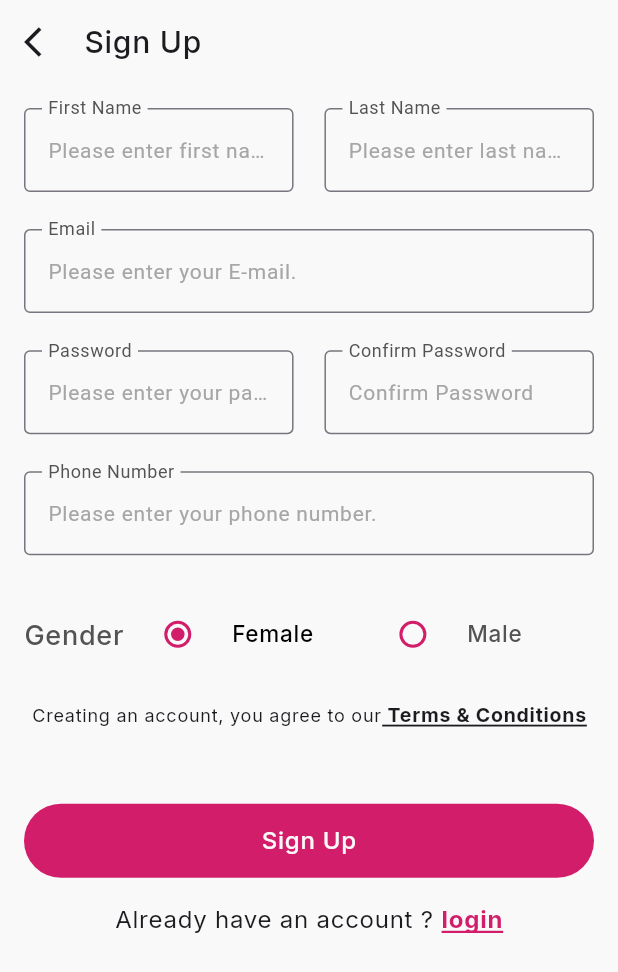
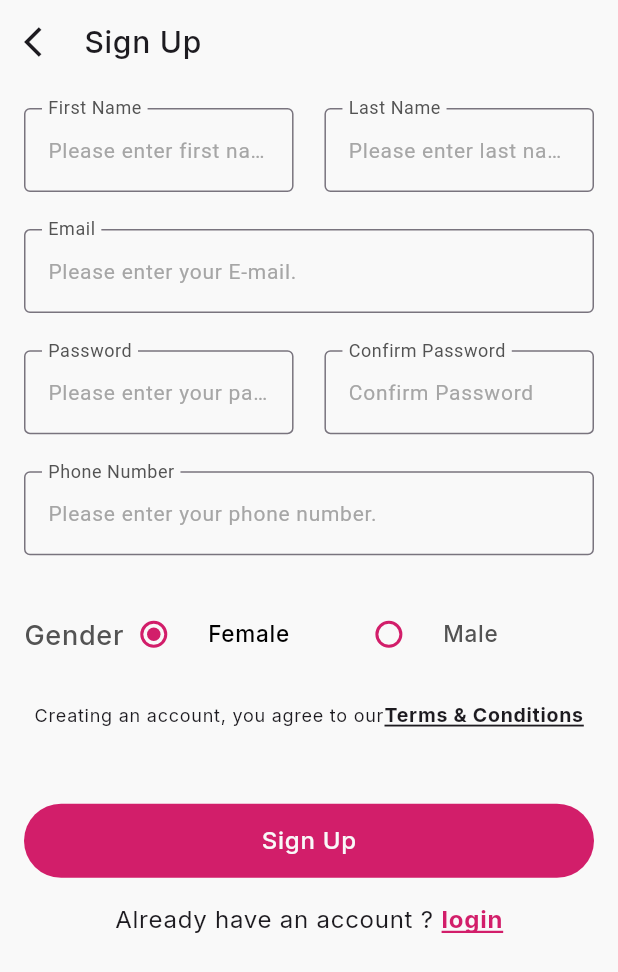
Before and after one commit to Team5-Projects-Advanced-Flutter-Elevate/flower_ecommerce_app_team5, a Flutter app: the screen it shows after launch, on a phone screen of 412 x 824 dp. Shown: the top 972 px of the screen. Run offline on Flutter 3.47's test engine with Material 3 defaults, Android fonts, the phone set to English and light mode, and no system bars; our stand-ins replace bloc, dio, easy_localization, equatable, flutter_bloc, flutter_secure_storage and 5 more; generated files the repository leaves out were written again; statements that could not run were skipped.

Commit message:
feat(register): apply reviewer changes .

```diff
--- a/lib/modules/authentication/ui/register/view/register_view.dart
+++ b/lib/modules/authentication/ui/register/view/register_view.dart
@@ -18,6 +18,8 @@ class RegisterView extends StatefulWidget {
   State<RegisterView> createState() => _RegisterViewState();
 }
 
+enum Gender { male, female }
+
 class _RegisterViewState extends BaseStatefulWidgetState<RegisterView> {
   late TextEditingController firstNameController;
   late TextEditingController lastNameController;
@@ -33,7 +35,7 @@ class _RegisterViewState extends BaseStatefulWidgetState<RegisterView> {
   late FocusNode phoneNumberFocusNode;
 
   final GlobalKey<FormState> _formKey = GlobalKey();
-  String selectedGender = 'female';
+  String selectedGender = Gender.female.toString();
 
   @override
   void initState() {
@@ -280,17 +282,19 @@ class _RegisterViewState extends BaseStatefulWidgetState<RegisterView> {
                               children: [
                                 Expanded(
                                   child: RadioListTile<String>(
+                                    contentPadding: EdgeInsets.zero,
                                     hoverColor: AppColors.transparent,
                                     title: Text(
-                                      'Female',
+                                      LocaleKeys.gender_female.tr(),
                                       style:
                                           theme.textTheme.labelSmall?.copyWith(
-                                        color: selectedGender == 'female'
+                                        color: selectedGender ==
+                                                Gender.female.toString()
                                             ? AppColors.black
                                             : AppColors.white[90],
                                       ),
                                     ),
-                                    value: 'female',
+                                    value: Gender.female.toString(),
                                     groupValue: selectedGender,
                                     onChanged: (value) {
                                       setState(() {
@@ -302,16 +306,18 @@ class _RegisterViewState extends BaseStatefulWidgetState<RegisterView> {
                                 ),
                                 Expanded(
                                   child: RadioListTile<String>(
+                                    contentPadding: EdgeInsets.zero,
                                     title: Text(
-                                      'Male',
+                                      LocaleKeys.gender_male.tr(),
                                       style:
                                           theme.textTheme.labelSmall?.copyWith(
-                                        color: selectedGender == 'male'
+                                        color: selectedGender ==
+                                                Gender.male.toString()
                                             ? AppColors.black
                                             : AppColors.white[90],
                                       ),
                                     ),
-                                    value: 'male',
+                                    value: Gender.male.toString(),
                                     groupValue: selectedGender,
                                     onChanged: (value) {
                                       setState(() {
@@ -331,6 +337,7 @@ class _RegisterViewState extends BaseStatefulWidgetState<RegisterView> {
                       ),
                       Center(
                         child: RichText(
+                          textAlign: TextAlign.center,
                           text: TextSpan(
                             children: [
                               TextSpan(
@@ -342,7 +349,7 @@ class _RegisterViewState extends BaseStatefulWidgetState<RegisterView> {
                                 alignment: PlaceholderAlignment.baseline,
                                 baseline: TextBaseline.alphabetic,
                                 child: Text(
-                                  ' ${LocaleKeys.terms.tr()} & ${LocaleKeys.conditions.tr()}',
+                                  '${LocaleKeys.terms.tr()} & ${LocaleKeys.conditions.tr()}',
                                   style: theme.textTheme.labelSmall!.copyWith(
                                     fontSize: 13,
                                     fontWeight: FontWeight.bold,
--- a/lib/shared_layers/localization/l10n_json_files/ar.json
+++ b/lib/shared_layers/localization/l10n_json_files/ar.json
@@ -35,8 +35,8 @@
   "signUp": "التسجيل",
   "alreadyHaveAnAccount": "هل لديك حساب بالفعل ؟ ",
   "login": "تسجيل الدخول",
-  "female": "أنثى",
-  "male": "ذكر",
+  "gender_female": "أنثى",
+  "gender_male": "ذكر",
   "gender": "الجنس",
   "agreeToTerms": "بإنشاء حساب، فإنك توافق على {terms} و {conditions} الخاصة بنا.",
   "terms": "الشروط",
--- a/lib/shared_layers/localization/l10n_json_files/en.json
+++ b/lib/shared_layers/localization/l10n_json_files/en.json
@@ -35,8 +35,8 @@
   "signUp": "Sign Up",
   "alreadyHaveAnAccount": "Already have an account ? ",
   "login": "Login",
-  "female": "Female",
-  "male": "Male",
+  "gender_female": "Female",
+  "gender_male": "Male",
   "gender": "Gender",
   "agreeToTerms": "Creating an account, you agree to our",
   "terms": "Terms",
```
Also changed, not shown: lib/shared_layers/localization/generated/locale_keys.g.dart.
